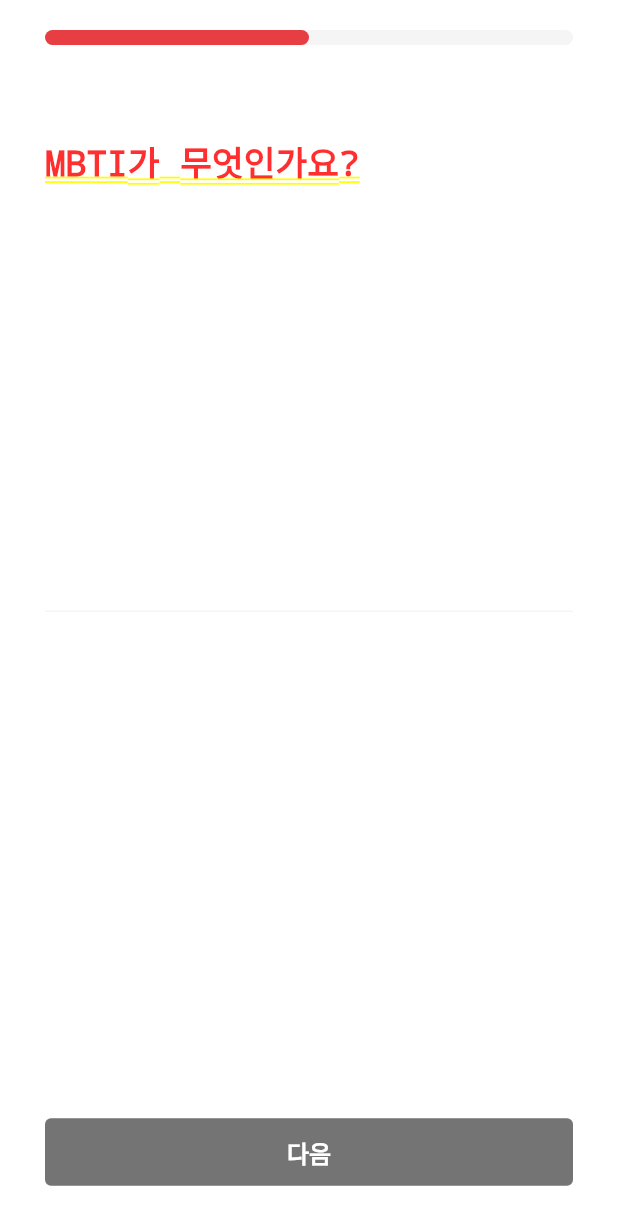
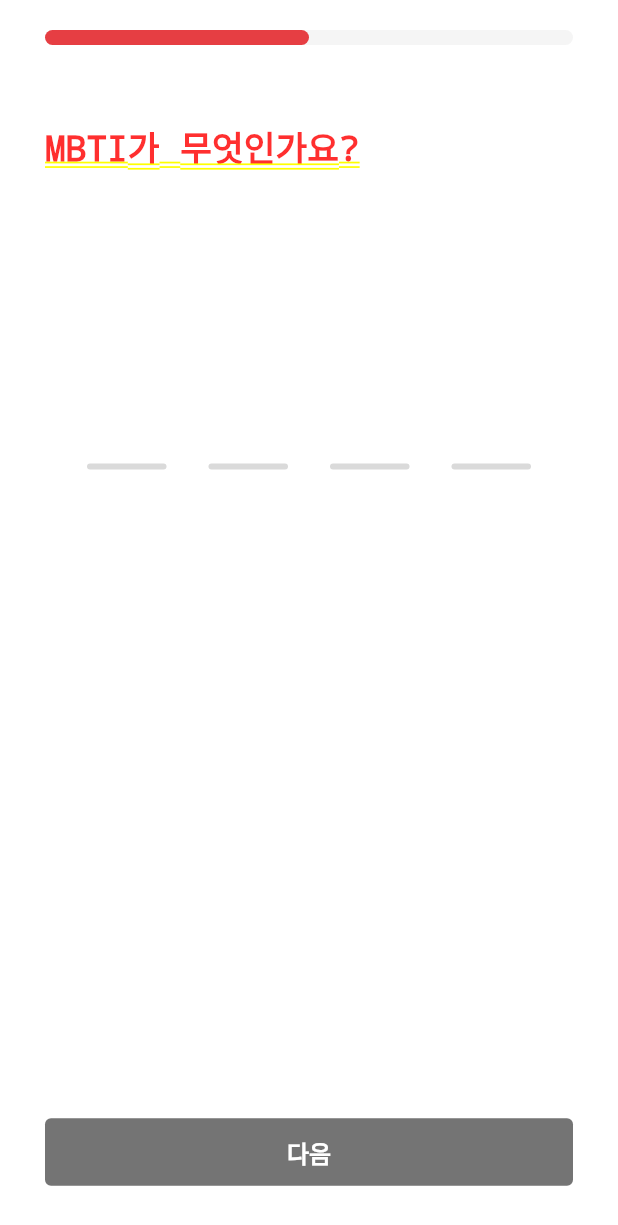
Before and after one commit to TraviTago/tago-app, a Flutter app: the SecondFormScreen screen opened by its route, on a phone screen of 412 x 824 dp. Shown: the top 1225 px of the screen. Run offline on Flutter 3.47's test engine with Material 2 defaults, Android fonts, the phone set to English and light mode, and no system bars; our stand-ins replace flutter_riverpod, go_router.

Commit message:
refactor: 두번째 입력화면 CupertinoPicker로 변경 (#4)

```diff
--- a/lib/form/view/last_form_screen.dart
+++ b/lib/form/view/last_form_screen.dart
@@ -17,8 +17,6 @@ class LastFormScreen extends StatefulWidget {
 class _LastFormScreenState extends State<LastFormScreen> {
   @override
   Widget build(BuildContext context) {
-    double screenHeight = MediaQuery.of(context).size.height;
-
     return DefaultLayout(
       child: SafeArea(
         top: true,
--- a/lib/form/view/second_from_screen.dart
+++ b/lib/form/view/second_from_screen.dart
@@ -1,3 +1,4 @@
+import 'package:flutter/cupertino.dart';
 import 'package:flutter/material.dart';
 import 'package:go_router/go_router.dart';
 import 'package:tago_app/common/const/colors.dart';
@@ -14,48 +15,71 @@ class SecondFormScreen extends StatefulWidget {
 }
 
 class _SecondFormScreenState extends State<SecondFormScreen> {
-  final List<TextEditingController> _controllers = List.generate(
-    4,
-    (_) => TextEditingController(),
-  );
+  String? selectedEI;
+  String? selectedNS;
+  String? selectedTF;
+  String? selectedJP;
 
-  @override
-  void dispose() {
-    for (var controller in _controllers) {
-      controller.dispose();
-    }
-    super.dispose();
-  }
-
-  Future<void> _showOptions(int index, List<String> options) async {
-    final selected = await showModalBottomSheet<String>(
+  void _showPicker(String title, List<String> options, String? currentValue,
+      Function(String) onChanged) {
+    int selectedIndex =
+        currentValue != null ? options.indexOf(currentValue) : 0;
+    onChanged(options[selectedIndex]);
+    showCupertinoModalPopup(
       context: context,
-      builder: (context) => ListView(
-        children: options.map((option) {
-          return ListTile(
-            title: Text(option),
-            onTap: () {
-              Navigator.pop(context, option);
-            },
-          );
-        }).toList(),
-      ),
+      builder: (BuildContext context) {
+        return Container(
+          alignment: Alignment.center,
+          height: 250,
+          decoration: const BoxDecoration(
+            color: Colors.white,
+            borderRadius: BorderRadius.only(
+              topLeft: Radius.circular(10.0),
+              topRight: Radius.circular(10.0),
+            ),
+          ),
+          child: Column(
+            children: [
+              Container(
+                padding: const EdgeInsets.symmetric(
+                    horizontal: 12.0, vertical: 10.0),
+                child: Row(
+                  mainAxisAlignment: MainAxisAlignment.end,
+                  children: [
+                    CupertinoButton(
+                      padding: EdgeInsets.zero,
+                      child: const Text('확인'),
+                      onPressed: () {
+                        Navigator.pop(context);
+                      },
+                    ),
+                  ],
+                ),
+              ),
+              SizedBox(
+                height: 100,
+                child: CupertinoPicker(
+                  backgroundColor: Colors.white,
+                  itemExtent: 50.0,
+                  scrollController:
+                      FixedExtentScrollController(initialItem: selectedIndex),
+                  onSelectedItemChanged: (index) {
+                    onChanged(options[index]);
+                  },
+                  children: options
+                      .map((option) => Center(child: Text(option)))
+                      .toList(),
+                ),
+              ),
+            ],
+          ),
+        );
+      },
     );
-
-    if (selected != null) {
-      _controllers[index].text = selected;
-    }
   }
 
   @override
   Widget build(BuildContext context) {
-    final options = [
-      ['E', 'I'],
-      ['N', 'S'],
-      ['T', 'F'],
-      ['P', 'J'],
-    ];
-
     return DefaultLayout(
       child: SafeArea(
         top: true,
@@ -63,7 +87,6 @@ class _SecondFormScreenState extends State<SecondFormScreen> {
         child: Padding(
           padding: const EdgeInsets.symmetric(horizontal: 30.0, vertical: 20.0),
           child: Column(
-            mainAxisAlignment: MainAxisAlignment.spaceBetween,
             crossAxisAlignment: CrossAxisAlignment.start,
             children: [
               const ProgressBar(
@@ -71,53 +94,41 @@ class _SecondFormScreenState extends State<SecondFormScreen> {
                 endPercentage: 0.5,
               ),
               const SizedBox(
-                height: 60.0,
+                height: 50.0,
               ),
               const Text(
                 'MBTI가 무엇인가요?',
                 style: TextStyle(fontSize: 23.0, fontWeight: FontWeight.w700),
               ),
-              Expanded(
-                child: Row(
-                  children: List.generate(
-                    _controllers.length,
-                    (index) => Flexible(
-                      child: TextField(
-                        controller: _controllers[index],
-                        readOnly: true,
-                        textAlign: TextAlign.center,
-                        decoration: InputDecoration(
-                          enabledBorder: UnderlineInputBorder(
-                            borderSide: BorderSide(
-                              color: _controllers[index].text.isNotEmpty
-                                  ? PRIMARY_COLOR
-                                  : LABEL_BG_COLOR,
-                            ),
-                          ),
-                          focusedBorder: UnderlineInputBorder(
-                            borderSide: BorderSide(
-                              color: _controllers[index].text.isNotEmpty
-                                  ? PRIMARY_COLOR
-                                  : LABEL_BG_COLOR,
-                            ),
-                          ),
-                        ),
-                        style: TextStyle(
-                          color: _controllers[index].text.isNotEmpty
-                              ? PRIMARY_COLOR
-                              : LABEL_TEXT_COLOR,
-                        ),
-                        onTap: () {
-                          _showOptions(index, options[index]);
-                        },
-                      ),
-                    ),
-                  ),
-                ),
+              const SizedBox(
+                height: 150,
               ),
-              const SizedBox(
-                height: 100.0,
+              Row(
+                mainAxisAlignment: MainAxisAlignment.spaceEvenly,
+                children: [
+                  _buildPickerButton("E/I", ["E", "I"], selectedEI, (value) {
+                    setState(() {
+                      selectedEI = value;
+                    });
+                  }),
+                  _buildPickerButton("N/S", ["N", "S"], selectedNS, (value) {
+                    setState(() {
+                      selectedNS = value;
+                    });
+                  }),
+                  _buildPickerButton("T/F", ["T", "F"], selectedTF, (value) {
+                    setState(() {
+                      selectedTF = value;
+                    });
+                  }),
+                  _buildPickerButton("J/P", ["J", "P"], selectedJP, (value) {
+                    setState(() {
+                      selectedJP = value;
+                    });
+                  }),
+                ],
               ),
+              const Spacer(),
               Padding(
                 padding: const EdgeInsets.only(bottom: 12.0),
                 child: ElevatedButton(
@@ -137,11 +148,40 @@ class _SecondFormScreenState extends State<SecondFormScreen> {
                         fontSize: 16.0),
                   ),
                 ),
-              )
+              ),
             ],
           ),
         ),
       ),
     );
   }
+
+  Widget _buildPickerButton(String title, List<String> options,
+      String? currentValue, Function(String) onChanged) {
+    Color underlineColor =
+        currentValue != null ? PRIMARY_COLOR : const Color(0xFFDADADA);
+    return InkWell(
+      onTap: () => _showPicker(title, options, currentValue, onChanged),
+      child: Column(
+        children: [
+          Text(currentValue ?? "",
+              style: TextStyle(
+                  fontSize: 30.0,
+                  fontWeight: FontWeight.w700,
+                  color: underlineColor)),
+          const SizedBox(
+            height: 10,
+          ),
+          Container(
+            width: 53,
+            height: 4,
+            decoration: BoxDecoration(
+              color: underlineColor,
+              borderRadius: const BorderRadius.all(Radius.circular(10)),
+            ),
+          ),
+        ],
+      ),
+    );
+  }
 }
```
